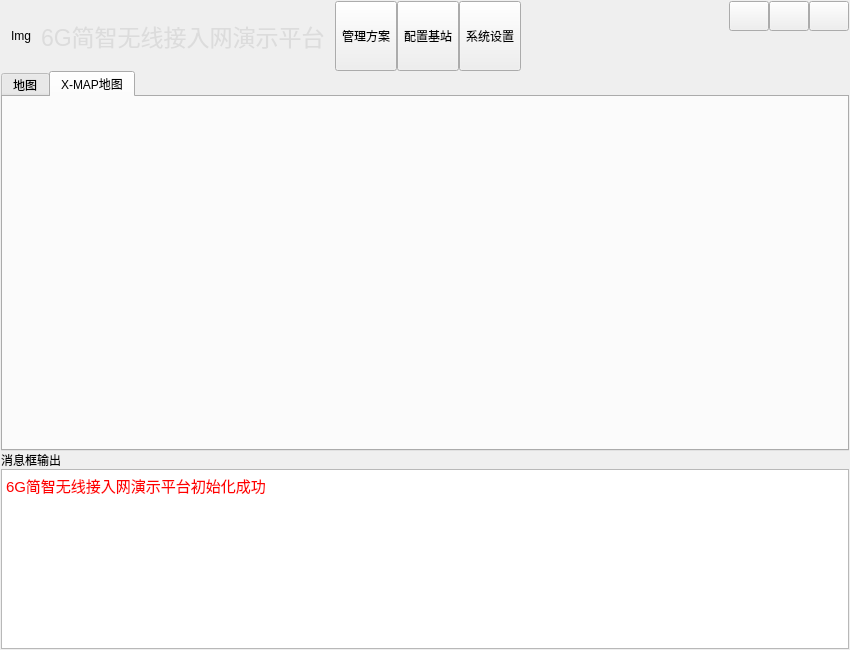
Old version of the form GUIVersion_2/widget.ui in the repository aobocodo/QT_System.
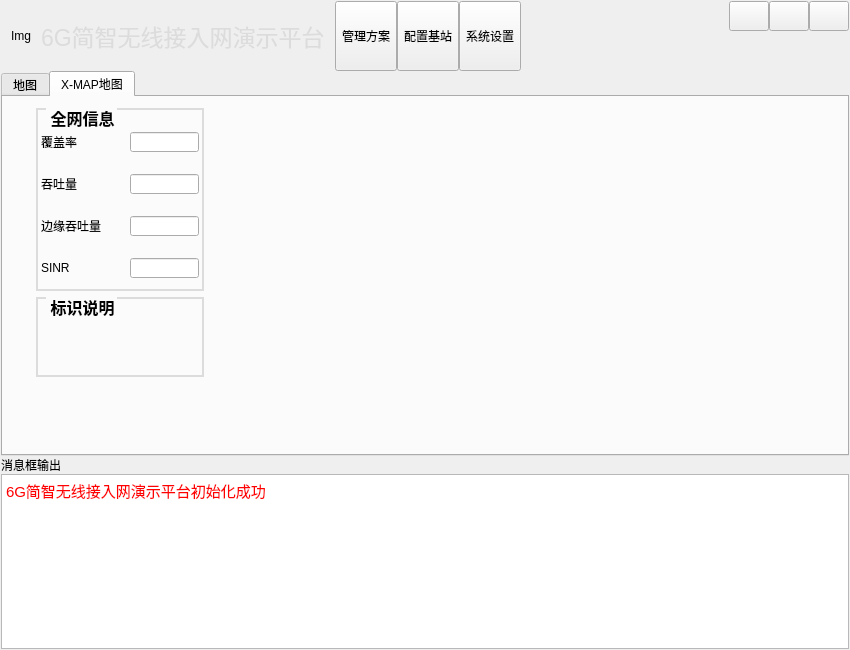
New version of the form. The open tabs and pages were chosen to show the change. Icons and pictures are not drawn. Custom widgets are drawn as their Qt base class.

Commit message: [M]add xmap

```diff
--- a/GUIVersion_2/widget.ui
+++ b/GUIVersion_2/widget.ui
@@ -293,6 +293,325 @@
       <attribute name="title">
        <string>X-MAP地图</string>
       </attribute>
+      <layout class="QHBoxLayout" name="horizontalLayout">
+       <property name="leftMargin">
+        <number>9</number>
+       </property>
+       <property name="topMargin">
+        <number>0</number>
+       </property>
+       <property name="bottomMargin">
+        <number>0</number>
+       </property>
+       <item>
+        <spacer name="horizontalSpacer_3">
+         <property name="orientation">
+          <enum>Qt::Horizontal</enum>
+         </property>
+         <property name="sizeType">
+          <enum>QSizePolicy::Maximum</enum>
+         </property>
+         <property name="sizeHint" stdset="0">
+          <size>
+           <width>50</width>
+           <height>20</height>
+          </size>
+         </property>
+        </spacer>
+       </item>
+       <item>
+        <widget class="QWidget" name="info_wid" native="true">
+         <property name="minimumSize">
+          <size>
+           <width>190</width>
+           <height>0</height>
+          </size>
+         </property>
+         <property name="maximumSize">
+          <size>
+           <width>200</width>
+           <height>16777215</height>
+          </size>
+         </property>
+         <layout class="QVBoxLayout" name="verticalLayout_2">
+          <item>
+           <widget class="QGroupBox" name="groupBox">
+            <property name="minimumSize">
+             <size>
+              <width>0</width>
+              <height>180</height>
+             </size>
+            </property>
+            <property name="styleSheet">
+             <string notr="true">QGroupBox {
+			
+			font-weight: bold;
+			font-size:16px;
+            border-color: #DCDCDC;
+            border-width: 2px;
+            border-style: solid;
+            margin-top: 0.5ex;
+        }
+QGroupBox::title {
+			color:black;
+			
+           subcontrol-origin: margin;
+            subcontrol-position: top left;
+            left: 10px;
+            margin-left: 2px;
+            padding: 0  0px;
+        }</string>
+            </property>
+            <property name="title">
+             <string>全网信息</string>
+            </property>
+            <layout class="QVBoxLayout" name="verticalLayout_3">
+             <property name="spacing">
+              <number>0</number>
+             </property>
+             <property name="leftMargin">
+              <number>0</number>
+             </property>
+             <property name="rightMargin">
+              <number>0</number>
+             </property>
+             <property name="bottomMargin">
+              <number>0</number>
+             </property>
+             <item>
+              <widget class="QWidget" name="widget" native="true">
+               <layout class="QHBoxLayout" name="horizontalLayout_5">
+                <property name="spacing">
+                 <number>6</number>
+                </property>
+                <property name="leftMargin">
+                 <number>3</number>
+                </property>
+                <property name="rightMargin">
+                 <number>3</number>
+                </property>
+                <item>
+                 <widget class="QLabel" name="label_3">
+                  <property name="text">
+                   <string>覆盖率</string>
+                  </property>
+                 </widget>
+                </item>
+                <item>
+                 <widget class="QLineEdit" name="lineEdit">
+                  <property name="sizePolicy">
+                   <sizepolicy hsizetype="Fixed" vsizetype="Fixed">
+                    <horstretch>0</horstretch>
+                    <verstretch>0</verstretch>
+                   </sizepolicy>
+                  </property>
+                  <property name="maximumSize">
+                   <size>
+                    <width>69</width>
+                    <height>16777215</height>
+                   </size>
+                  </property>
+                 </widget>
+                </item>
+               </layout>
+              </widget>
+             </item>
+             <item>
+              <widget class="QWidget" name="widget_3" native="true">
+               <layout class="QHBoxLayout" name="horizontalLayout_6">
+                <property name="leftMargin">
+                 <number>3</number>
+                </property>
+                <property name="rightMargin">
+                 <number>3</number>
+                </property>
+                <item>
+                 <widget class="QLabel" name="label_4">
+                  <property name="text">
+                   <string>吞吐量</string>
+                  </property>
+                 </widget>
+                </item>
+                <item>
+                 <widget class="QLineEdit" name="lineEdit_2">
+                  <property name="maximumSize">
+                   <size>
+                    <width>69</width>
+                    <height>16777215</height>
+                   </size>
+                  </property>
+                 </widget>
+                </item>
+               </layout>
+              </widget>
+             </item>
+             <item>
+              <widget class="QWidget" name="widget_4" native="true">
+               <layout class="QHBoxLayout" name="horizontalLayout_7">
+                <property name="leftMargin">
+                 <number>3</number>
+                </property>
+                <property name="rightMargin">
+                 <number>3</number>
+                </property>
+                <item>
+                 <widget class="QLabel" name="label_5">
+                  <property name="text">
+                   <string>边缘吞吐量</string>
+                  </property>
+                 </widget>
+                </item>
+                <item>
+                 <widget class="QLineEdit" name="lineEdit_3">
+                  <property name="maximumSize">
+                   <size>
+                    <width>69</width>
+                    <height>16777215</height>
+                   </size>
+                  </property>
+                 </widget>
+                </item>
+               </layout>
+              </widget>
+             </item>
+             <item>
+              <widget class="QWidget" name="widget_2" native="true">
+               <layout class="QHBoxLayout" name="horizontalLayout_8">
+                <property name="leftMargin">
+                 <number>3</number>
+                </property>
+                <property name="rightMargin">
+                 <number>3</number>
+                </property>
+                <item>
+                 <widget class="QLabel" name="label_6">
+                  <property name="text">
+                   <string>SINR</string>
+                  </property>
+                 </widget>
+                </item>
+                <item>
+                 <widget class="QLineEdit" name="lineEdit_4">
+                  <property name="maximumSize">
+                   <size>
+                    <width>69</width>
+                    <height>16777215</height>
+                   </size>
+                  </property>
+                 </widget>
+                </item>
+               </layout>
+              </widget>
+             </item>
+            </layout>
+           </widget>
+          </item>
+          <item>
+           <widget class="QGroupBox" name="groupBox_2">
+            <property name="minimumSize">
+             <size>
+              <width>0</width>
+              <height>80</height>
+             </size>
+            </property>
+            <property name="styleSheet">
+             <string notr="true">QGroupBox {
+			font-weight: bold;
+			font-size:16px;
+            border-color: #DCDCDC;
+            border-width: 2px;
+            border-style: solid;
+            margin-top: 0.5ex;
+        }
+QGroupBox::title {
+			color:black;
+			
+           subcontrol-origin: margin;
+            subcontrol-position: top left;
+            left: 10px;
+            margin-left: 2px;
+            padding: 0  0px;
+        }</string>
+            </property>
+            <property name="title">
+             <string>标识说明</string>
+            </property>
+           </widget>
+          </item>
+          <item>
+           <spacer name="verticalSpacer_2">
+            <property name="orientation">
+             <enum>Qt::Vertical</enum>
+            </property>
+            <property name="sizeType">
+             <enum>QSizePolicy::Expanding</enum>
+            </property>
+            <property name="sizeHint" stdset="0">
+             <size>
+              <width>20</width>
+              <height>74</height>
+             </size>
+            </property>
+           </spacer>
+          </item>
+         </layout>
+        </widget>
+       </item>
+       <item>
+        <spacer name="horizontalSpacer_4">
+         <property name="orientation">
+          <enum>Qt::Horizontal</enum>
+         </property>
+         <property name="sizeType">
+          <enum>QSizePolicy::Maximum</enum>
+         </property>
+         <property name="sizeHint" stdset="0">
+          <size>
+           <width>40</width>
+           <height>20</height>
+          </size>
+         </property>
+        </spacer>
+       </item>
+       <item>
+        <widget class="QCustomPlot" name="xmap_wid" native="true">
+         <property name="minimumSize">
+          <size>
+           <width>600</width>
+           <height>0</height>
+          </size>
+         </property>
+         <property name="styleSheet">
+          <string notr="true"/>
+         </property>
+         <layout class="QHBoxLayout" name="horizontalLayout_4">
+          <item>
+           <widget class="QLabel" name="label_2">
+            <property name="text">
+             <string/>
+            </property>
+           </widget>
+          </item>
+         </layout>
+        </widget>
+       </item>
+       <item>
+        <spacer name="horizontalSpacer_2">
+         <property name="orientation">
+          <enum>Qt::Horizontal</enum>
+         </property>
+         <property name="sizeType">
+          <enum>QSizePolicy::Maximum</enum>
+         </property>
+         <property name="sizeHint" stdset="0">
+          <size>
+           <width>50</width>
+           <height>20</height>
+          </size>
+         </property>
+        </spacer>
+       </item>
+      </layout>
      </widget>
     </widget>
    </item>
@@ -335,6 +654,14 @@
   </layout>
  </widget>
  <layoutdefault spacing="6" margin="11"/>
+ <customwidgets>
+  <customwidget>
+   <class>QCustomPlot</class>
+   <extends>QWidget</extends>
+   <header location="global">qcustomplot.h</header>
+   <container>1</container>
+  </customwidget>
+ </customwidgets>
  <resources>
   <include location="main.qrc"/>
  </resources>
```
Left out of the diff: 2 changed lines with no effect on the pictures. The commit also changes 8 other files.
